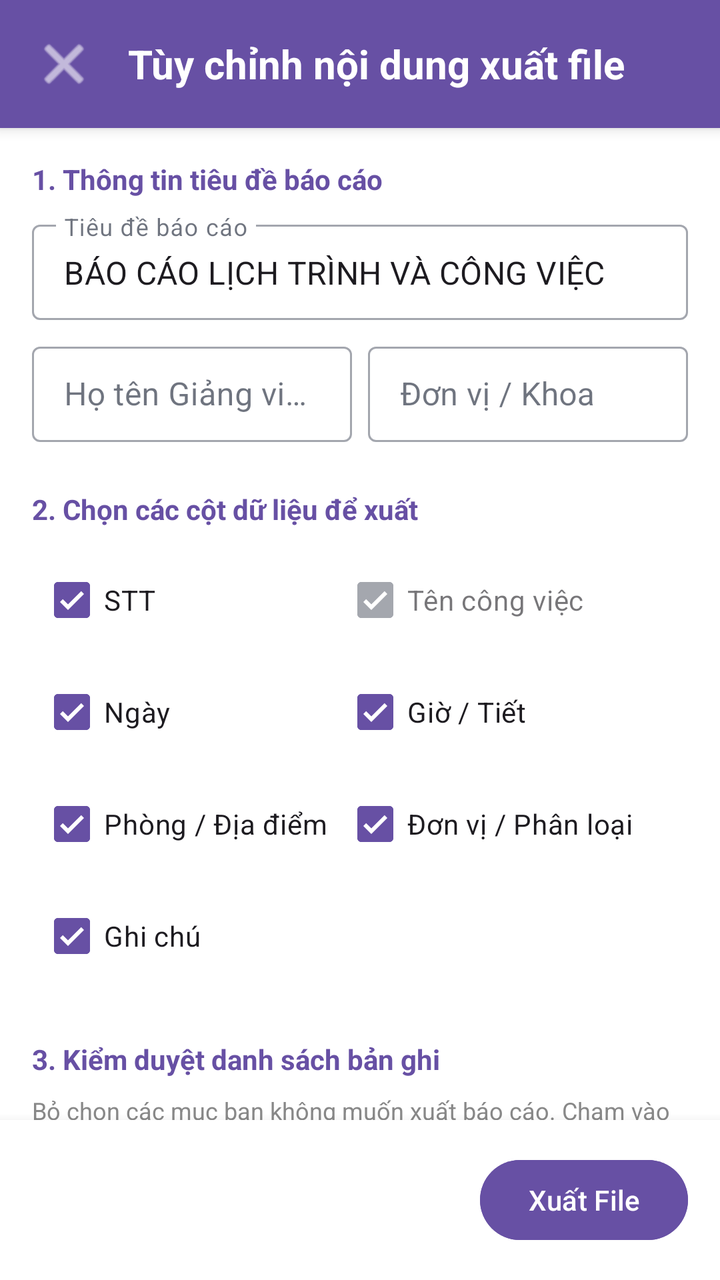
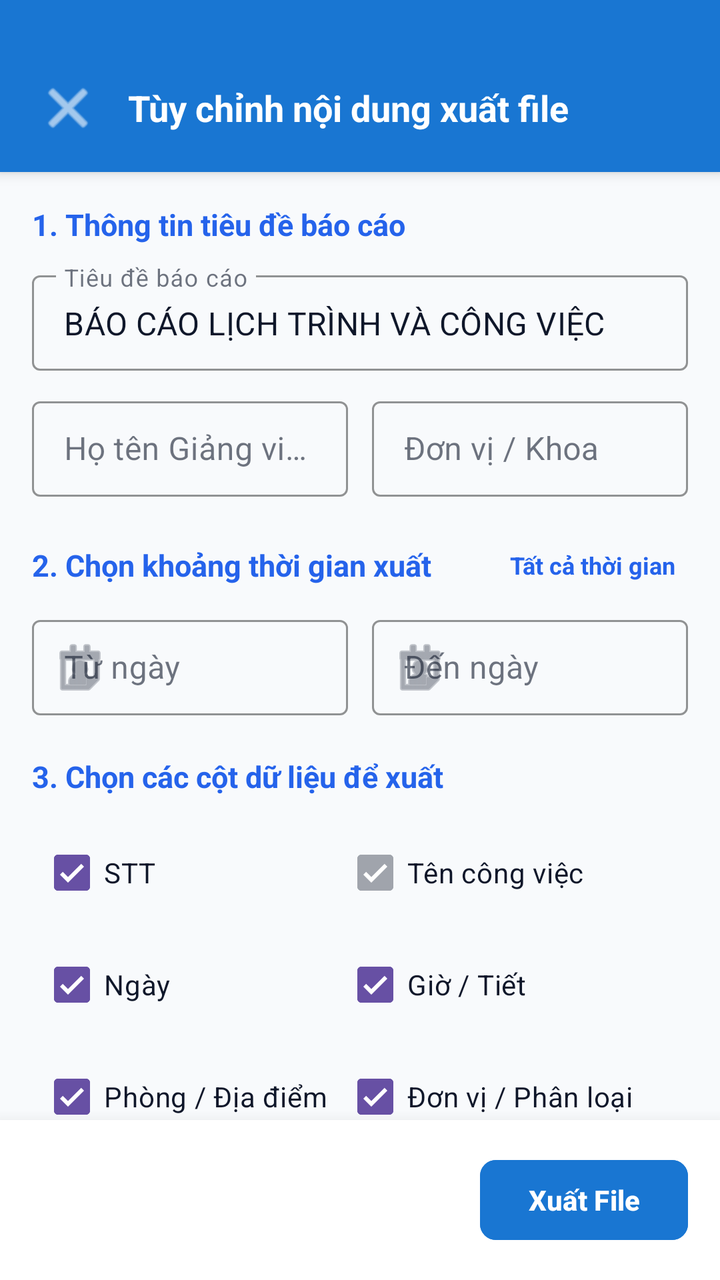

Before-and-after screenshots of an Android layout around one commit, followed by the original layout XML and the change that was made.
<!-- AndroidManifest.xml: application theme Theme.LectuPlan -->
<!-- res/layout/dialog_export_config.xml -->
<?xml version="1.0" encoding="utf-8"?>
<LinearLayout xmlns:android="http://schemas.android.com/apk/res/android"
    xmlns:app="http://schemas.android.com/apk/res-auto"
    android:layout_width="match_parent"
    android:layout_height="match_parent"
    android:orientation="vertical"
    android:background="@android:color/white">

    
    <LinearLayout
        android:layout_width="match_parent"
        android:layout_height="wrap_content"
        android:background="?attr/colorPrimary"
        android:elevation="4dp"
        android:orientation="horizontal"
        android:padding="16dp"
        android:gravity="center_vertical">

        <ImageButton
            android:id="@+id/btnCloseExportConfig"
            android:layout_width="wrap_content"
            android:layout_height="wrap_content"
            android:background="?attr/selectableItemBackgroundBorderless"
            android:src="@android:drawable/ic_menu_close_clear_cancel"
            app:tint="@android:color/white"
            android:contentDescription="Đóng" />

        <TextView
            android:layout_width="0dp"
            android:layout_height="wrap_content"
            android:layout_weight="1"
            android:text="Tùy chỉnh nội dung xuất file"
            android:textColor="@android:color/white"
            android:textSize="20sp"
            android:textStyle="bold"
            android:layout_marginStart="16dp"/>
    </LinearLayout>

    <androidx.core.widget.NestedScrollView
        android:layout_width="match_parent"
        android:layout_height="0dp"
        android:layout_weight="1"
        android:fillViewport="true">

        <LinearLayout
            android:layout_width="match_parent"
            android:layout_height="wrap_content"
            android:orientation="vertical"
            android:padding="16dp">

            
            <TextView
                android:layout_width="wrap_content"
                android:layout_height="wrap_content"
                android:text="1. Thông tin tiêu đề báo cáo"
                android:textStyle="bold"
                android:textColor="?attr/colorPrimary"
                android:layout_marginBottom="8dp"/>

            <com.google.android.material.textfield.TextInputLayout
                android:layout_width="match_parent"
                android:layout_height="wrap_content"
                android:hint="Tiêu đề báo cáo"
                style="@style/Widget.MaterialComponents.TextInputLayout.OutlinedBox.Dense">
                <com.google.android.material.textfield.TextInputEditText
                    android:id="@+id/etExportTitle"
                    android:layout_width="match_parent"
                    android:layout_height="wrap_content"
                    android:text="BÁO CÁO LỊCH TRÌNH VÀ CÔNG VIỆC"/>
            </com.google.android.material.textfield.TextInputLayout>

            <LinearLayout
                android:layout_width="match_parent"
                android:layout_height="wrap_content"
                android:orientation="horizontal"
                android:layout_marginTop="8dp"
                android:baselineAligned="false">

                <com.google.android.material.textfield.TextInputLayout
                    android:layout_width="0dp"
                    android:layout_height="wrap_content"
                    android:layout_weight="1"
                    android:layout_marginEnd="4dp"
                    android:hint="Họ tên Giảng viên / Nhân sự"
                    style="@style/Widget.MaterialComponents.TextInputLayout.OutlinedBox.Dense">
                    <com.google.android.material.textfield.TextInputEditText
                        android:id="@+id/etExportAuthor"
                        android:layout_width="match_parent"
                        android:layout_height="wrap_content"/>
                </com.google.android.material.textfield.TextInputLayout>

                <com.google.android.material.textfield.TextInputLayout
                    android:layout_width="0dp"
                    android:layout_height="wrap_content"
                    android:layout_weight="1"
                    android:layout_marginStart="4dp"
                    android:hint="Đơn vị / Khoa"
                    style="@style/Widget.MaterialComponents.TextInputLayout.OutlinedBox.Dense">
                    <com.google.android.material.textfield.TextInputEditText
                        android:id="@+id/etExportDepartment"
                        android:layout_width="match_parent"
                        android:layout_height="wrap_content"/>
                </com.google.android.material.textfield.TextInputLayout>
            </LinearLayout>

            
            <TextView
                android:layout_width="wrap_content"
                android:layout_height="wrap_content"
                android:text="2. Chọn các cột dữ liệu để xuất"
                android:textStyle="bold"
                android:textColor="?attr/colorPrimary"
                android:layout_marginTop="24dp"
                android:layout_marginBottom="8dp"/>

            <GridLayout
                android:layout_width="match_parent"
                android:layout_height="wrap_content"
                android:columnCount="2"
                android:useDefaultMargins="true">

                <CheckBox android:id="@+id/cbColStt" android:layout_width="wrap_content" android:layout_height="wrap_content" android:text="STT" android:checked="true"/>
                <CheckBox android:id="@+id/cbColTitle" android:layout_width="wrap_content" android:layout_height="wrap_content" android:text="Tên công việc" android:checked="true" android:enabled="false"/>
                <CheckBox android:id="@+id/cbColDate" android:layout_width="wrap_content" android:layout_height="wrap_content" android:text="Ngày" android:checked="true"/>
                <CheckBox android:id="@+id/cbColTime" android:layout_width="wrap_content" android:layout_height="wrap_content" android:text="Giờ / Tiết" android:checked="true"/>
                <CheckBox android:id="@+id/cbColRoom" android:layout_width="wrap_content" android:layout_height="wrap_content" android:text="Phòng / Địa điểm" android:checked="true"/>
                <CheckBox android:id="@+id/cbColUnit" android:layout_width="wrap_content" android:layout_height="wrap_content" android:text="Đơn vị / Phân loại" android:checked="true"/>
                <CheckBox android:id="@+id/cbColNote" android:layout_width="wrap_content" android:layout_height="wrap_content" android:text="Ghi chú" android:checked="true"/>
            </GridLayout>

            
            <TextView
                android:layout_width="wrap_content"
                android:layout_height="wrap_content"
                android:text="3. Kiểm duyệt danh sách bản ghi"
                android:textStyle="bold"
                android:textColor="?attr/colorPrimary"
                android:layout_marginTop="24dp"
                android:layout_marginBottom="8dp"/>

            <TextView
                android:layout_width="wrap_content"
                android:layout_height="wrap_content"
                android:text="Bỏ chọn các mục bạn không muốn xuất báo cáo. Chạm vào mục để sửa nội dung hiển thị."
                android:textSize="12sp"
                android:textColor="#888888"
                android:layout_marginBottom="8dp"/>

            <androidx.recyclerview.widget.RecyclerView
                android:id="@+id/rvExportEvents"
                android:layout_width="match_parent"
                android:layout_height="300dp"
                android:background="#F5F5F5"
                android:nestedScrollingEnabled="false"
                android:scrollbars="vertical"/>

        </LinearLayout>
    </androidx.core.widget.NestedScrollView>

    
    <LinearLayout
        android:layout_width="match_parent"
        android:layout_height="wrap_content"
        android:orientation="horizontal"
        android:background="@android:color/white"
        android:elevation="8dp"
        android:padding="16dp"
        android:gravity="end">

        <Button
            android:id="@+id/btnDoExport"
            android:layout_width="wrap_content"
            android:layout_height="wrap_content"
            android:text="Xuất File"
            android:backgroundTint="?attr/colorPrimary"/>
    </LinearLayout>
</LinearLayout>
<!-- resources referenced by this layout -->
<resources>
  <style name="Theme.LectuPlan" parent="Base.Theme.LectuPlan" />
  <style name="Base.Theme.LectuPlan" parent="Theme.Material3.DayNight.NoActionBar">
          <item name="android:windowBackground">@color/window_background</item>
          <item name="colorSurface">@color/surface_card</item>
          <item name="colorOnSurface">@color/text_primary</item>
          <item name="colorSurfaceVariant">@color/surface_card_secondary</item>
          <item name="colorOnSurfaceVariant">@color/text_secondary</item>
          <item name="elevationOverlayEnabled">false</item>
          
          <item name="android:windowLightStatusBar" tools:targetApi="23">true</item>
          <item name="android:windowLightNavigationBar" tools:targetApi="27">true</item>
      </style>
  <color name="window_background">#F8FAFC</color>
  <color name="surface_card">#FFFFFF</color>
  <color name="text_primary">#0F172A</color>
  <color name="surface_card_secondary">#F1F5F9</color>
  <color name="text_secondary">#475569</color>
</resources>

<!-- the commit's change to res/layout/dialog_export_config.xml (unified diff, before → after) -->
@@ -4,22 +4,25 @@
     android:layout_width="match_parent"
     android:layout_height="match_parent"
     android:orientation="vertical"
-    android:background="@android:color/white">
+    android:background="@color/window_background">
 
     
     <LinearLayout
+        android:id="@+id/layoutExportConfigTopBar"
         android:layout_width="match_parent"
         android:layout_height="wrap_content"
-        android:background="?attr/colorPrimary"
+        android:background="#1976D2"
         android:elevation="4dp"
         android:orientation="horizontal"
-        android:padding="16dp"
+        android:paddingHorizontal="16dp"
+        android:paddingTop="36dp"
+        android:paddingBottom="14dp"
         android:gravity="center_vertical">
 
         <ImageButton
             android:id="@+id/btnCloseExportConfig"
-            android:layout_width="wrap_content"
-            android:layout_height="wrap_content"
+            android:layout_width="36dp"
+            android:layout_height="36dp"
             android:background="?attr/selectableItemBackgroundBorderless"
             android:src="@android:drawable/ic_menu_close_clear_cancel"
             app:tint="@android:color/white"
@@ -31,9 +34,9 @@
             android:layout_weight="1"
             android:text="Tùy chỉnh nội dung xuất file"
             android:textColor="@android:color/white"
-            android:textSize="20sp"
+            android:textSize="18sp"
             android:textStyle="bold"
-            android:layout_marginStart="16dp"/>
+            android:layout_marginStart="12dp"/>
     </LinearLayout>
 
     <androidx.core.widget.NestedScrollView
@@ -54,18 +57,22 @@
                 android:layout_height="wrap_content"
                 android:text="1. Thông tin tiêu đề báo cáo"
                 android:textStyle="bold"
-                android:textColor="?attr/colorPrimary"
-                android:layout_marginBottom="8dp"/>
+                android:textColor="@color/accent_blue"
+                android:textSize="15sp"
+                android:layout_marginBottom="10dp"/>
 
             <com.google.android.material.textfield.TextInputLayout
                 android:layout_width="match_parent"
                 android:layout_height="wrap_content"
                 android:hint="Tiêu đề báo cáo"
+                app:boxStrokeColor="@color/accent_blue"
+                app:hintTextColor="@color/accent_blue"
                 style="@style/Widget.MaterialComponents.TextInputLayout.OutlinedBox.Dense">
                 <com.google.android.material.textfield.TextInputEditText
                     android:id="@+id/etExportTitle"
                     android:layout_width="match_parent"
                     android:layout_height="wrap_content"
+                    android:textColor="@color/text_primary"
                     android:text="BÁO CÁO LỊCH TRÌNH VÀ CÔNG VIỆC"/>
             </com.google.android.material.textfield.TextInputLayout>
 
@@ -73,45 +80,131 @@
                 android:layout_width="match_parent"
                 android:layout_height="wrap_content"
                 android:orientation="horizontal"
-                android:layout_marginTop="8dp"
+                android:layout_marginTop="10dp"
                 android:baselineAligned="false">
 
                 <com.google.android.material.textfield.TextInputLayout
                     android:layout_width="0dp"
                     android:layout_height="wrap_content"
                     android:layout_weight="1"
-                    android:layout_marginEnd="4dp"
-                    android:hint="Họ tên Giảng viên / Nhân sự"
+                    android:layout_marginEnd="6dp"
+                    android:hint="Họ tên Giảng viên"
+                    app:boxStrokeColor="@color/accent_blue"
+                    app:hintTextColor="@color/accent_blue"
                     style="@style/Widget.MaterialComponents.TextInputLayout.OutlinedBox.Dense">
                     <com.google.android.material.textfield.TextInputEditText
                         android:id="@+id/etExportAuthor"
                         android:layout_width="match_parent"
-                        android:layout_height="wrap_content"/>
-                </com.google.android.material.textfield.TextInputLayout>
-
-                <com.google.android.material.textfield.TextInputLayout
-                    android:layout_width="0dp"
-                    android:layout_height="wrap_content"
-                    android:layout_weight="1"
-                    android:layout_marginStart="4dp"
+                        android:layout_height="wrap_content"
+                        android:textColor="@color/text_primary"/>
+                </com.google.android.material.textfield.TextInputLayout>
+
+                <com.google.android.material.textfield.TextInputLayout
+                    android:layout_width="0dp"
+                    android:layout_height="wrap_content"
+                    android:layout_weight="1"
+                    android:layout_marginStart="6dp"
                     android:hint="Đơn vị / Khoa"
+                    app:boxStrokeColor="@color/accent_blue"
+                    app:hintTextColor="@color/accent_blue"
                     style="@style/Widget.MaterialComponents.TextInputLayout.OutlinedBox.Dense">
                     <com.google.android.material.textfield.TextInputEditText
                         android:id="@+id/etExportDepartment"
                         android:layout_width="match_parent"
-                        android:layout_height="wrap_content"/>
+                        android:layout_height="wrap_content"
+                        android:textColor="@color/text_primary"/>
                 </com.google.android.material.textfield.TextInputLayout>
             </LinearLayout>
 
             
-            <TextView
-                android:layout_width="wrap_content"
-                android:layout_height="wrap_content"
-                android:text="2. Chọn các cột dữ liệu để xuất"
+            <LinearLayout
+                android:layout_width="match_parent"
+                android:layout_height="wrap_content"
+                android:orientation="horizontal"
+                android:gravity="center_vertical"
+                android:layout_marginTop="20dp"
+                android:layout_marginBottom="8dp">
+
+                <TextView
+                    android:layout_width="0dp"
+                    android:layout_height="wrap_content"
+                    android:layout_weight="1"
+                    android:text="2. Chọn khoảng thời gian xuất"
+                    android:textStyle="bold"
+                    android:textColor="@color/accent_blue"
+                    android:textSize="15sp"/>
+
+                <TextView
+                    android:id="@+id/btnExportClearDateRange"
+                    android:layout_width="wrap_content"
+                    android:layout_height="wrap_content"
+                    android:text="Tất cả thời gian"
+                    android:textColor="@color/accent_blue"
+                    android:textSize="12sp"
+                    android:textStyle="bold"
+                    android:padding="6dp"
+                    android:background="?attr/selectableItemBackground"
+                    android:clickable="true"
+                    android:focusable="true"/>
+            </LinearLayout>
+
+            <LinearLayout
+                android:layout_width="match_parent"
+                android:layout_height="wrap_content"
+                android:orientation="horizontal"
+                android:baselineAligned="false">
+
+                <com.google.android.material.textfield.TextInputLayout
+                    android:layout_width="0dp"
+                    android:layout_height="wrap_content"
+                    android:layout_weight="1"
+                    android:layout_marginEnd="6dp"
+                    android:hint="Từ ngày"
+                    app:startIconDrawable="@android:drawable/ic_menu_my_calendar"
+                    app:boxStrokeColor="@color/accent_blue"
+                    app:hintTextColor="@color/accent_blue"
+                    style="@style/Widget.MaterialComponents.TextInputLayout.OutlinedBox.Dense">
+                    <com.google.android.material.textfield.TextInputEditText
+                        android:id="@+id/etExportFromDate"
+                        android:layout_width="match_parent"
+                        android:layout_height="wrap_content"
+                        android:textColor="@color/text_primary"
+                        android:focusable="false"
+                        android:clickable="true"
+                        android:cursorVisible="false"/>
+                </com.google.android.material.textfield.TextInputLayout>
+
+                <com.google.android.material.textfield.TextInputLayout
+                    android:layout_width="0dp"
+                    android:layout_height="wrap_content"
+                    android:layout_weight="1"
+                    android:layout_marginStart="6dp"
+                    android:hint="Đến ngày"
+                    app:startIconDrawable="@android:drawable/ic_menu_my_calendar"
+                    app:boxStrokeColor="@color/accent_blue"
+                    app:hintTextColor="@color/accent_blue"
+                    style="@style/Widget.MaterialComponents.TextInputLayout.OutlinedBox.Dense">
+                    <com.google.android.material.textfield.TextInputEditText
+                        android:id="@+id/etExportToDate"
+                        android:layout_width="match_parent"
+                        android:layout_height="wrap_content"
+                        android:textColor="@color/text_primary"
+                        android:focusable="false"
+                        android:clickable="true"
+                        android:cursorVisible="false"/>
+                </com.google.android.material.textfield.TextInputLayout>
+            </LinearLayout>
+
+            
+            <TextView
+                android:layout_width="wrap_content"
+                android:layout_height="wrap_content"
+                android:text="3. Chọn các cột dữ liệu để xuất"
                 android:textStyle="bold"
-                android:textColor="?attr/colorPrimary"
-                android:layout_marginTop="24dp"
-                android:layout_marginBottom="8dp"/>
+                android:textColor="@color/accent_blue"
+                android:textSize="15sp"
+                android:layout_marginTop="20dp"
+                android:layout_marginBottom="10dp"/>
 
             <GridLayout
                 android:layout_width="match_parent"
@@ -119,39 +212,39 @@
                 android:columnCount="2"
                 android:useDefaultMargins="true">
 
-                <CheckBox android:id="@+id/cbColStt" android:layout_width="wrap_content" android:layout_height="wrap_content" android:text="STT" android:checked="true"/>
-                <CheckBox android:id="@+id/cbColTitle" android:layout_width="wrap_content" android:layout_height="wrap_content" android:text="Tên công việc" android:checked="true" android:enabled="false"/>
-                <CheckBox android:id="@+id/cbColDate" android:layout_width="wrap_content" android:layout_height="wrap_content" android:text="Ngày" android:checked="true"/>
-                <CheckBox android:id="@+id/cbColTime" android:layout_width="wrap_content" android:layout_height="wrap_content" android:text="Giờ / Tiết" android:checked="true"/>
-                <CheckBox android:id="@+id/cbColRoom" android:layout_width="wrap_content" android:layout_height="wrap_content" android:text="Phòng / Địa điểm" android:checked="true"/>
-                <CheckBox android:id="@+id/cbColUnit" android:layout_width="wrap_content" android:layout_height="wrap_content" android:text="Đơn vị / Phân loại" android:checked="true"/>
-                <CheckBox android:id="@+id/cbColNote" android:layout_width="wrap_content" android:layout_height="wrap_content" android:text="Ghi chú" android:checked="true"/>
+                <CheckBox android:id="@+id/cbColStt" android:layout_width="wrap_content" android:layout_height="wrap_content" android:text="STT" android:textColor="@color/text_primary" android:checked="true"/>
+                <CheckBox android:id="@+id/cbColTitle" android:layout_width="wrap_content" android:layout_height="wrap_content" android:text="Tên công việc" android:textColor="@color/text_primary" android:checked="true" android:enabled="false"/>
+                <CheckBox android:id="@+id/cbColDate" android:layout_width="wrap_content" android:layout_height="wrap_content" android:text="Ngày" android:textColor="@color/text_primary" android:checked="true"/>
+                <CheckBox android:id="@+id/cbColTime" android:layout_width="wrap_content" android:layout_height="wrap_content" android:text="Giờ / Tiết" android:textColor="@color/text_primary" android:checked="true"/>
+                <CheckBox android:id="@+id/cbColRoom" android:layout_width="wrap_content" android:layout_height="wrap_content" android:text="Phòng / Địa điểm" android:textColor="@color/text_primary" android:checked="true"/>
+                <CheckBox android:id="@+id/cbColUnit" android:layout_width="wrap_content" android:layout_height="wrap_content" android:text="Đơn vị / Phân loại" android:textColor="@color/text_primary" android:checked="true"/>
+                <CheckBox android:id="@+id/cbColNote" android:layout_width="wrap_content" android:layout_height="wrap_content" android:text="Ghi chú" android:textColor="@color/text_primary" android:checked="true"/>
             </GridLayout>
 
             
             <TextView
                 android:layout_width="wrap_content"
                 android:layout_height="wrap_content"
-                android:text="3. Kiểm duyệt danh sách bản ghi"
+                android:text="4. Kiểm duyệt danh sách bản ghi"
                 android:textStyle="bold"
-                android:textColor="?attr/colorPrimary"
-                android:layout_marginTop="24dp"
-                android:layout_marginBottom="8dp"/>
-
-            <TextView
-                android:layout_width="wrap_content"
-                android:layout_height="wrap_content"
-                android:text="Bỏ chọn các mục bạn không muốn xuất báo cáo. Chạm vào mục để sửa nội dung hiển thị."
+                android:textColor="@color/accent_blue"
+                android:textSize="15sp"
+                android:layout_marginTop="20dp"
+                android:layout_marginBottom="4dp"/>
+
+            <TextView
+                android:layout_width="wrap_content"
+                android:layout_height="wrap_content"
+                android:text="Bỏ chọn các mục bạn không muốn xuất báo cáo. Chạm vào mục để sửa nội dung."
                 android:textSize="12sp"
-                android:textColor="#888888"
-                android:layout_marginBottom="8dp"/>
+                android:textColor="@color/text_secondary"
+                android:layout_marginBottom="10dp"/>
 
             <androidx.recyclerview.widget.RecyclerView
                 android:id="@+id/rvExportEvents"
                 android:layout_width="match_parent"
-                android:layout_height="300dp"
-                android:background="#F5F5F5"
-                android:nestedScrollingEnabled="false"
+                android:layout_height="wrap_content"
+                android:background="@color/window_background"
                 android:scrollbars="vertical"/>
 
         </LinearLayout>
@@ -162,16 +255,19 @@
         android:layout_width="match_parent"
         android:layout_height="wrap_content"
         android:orientation="horizontal"
-        android:background="@android:color/white"
-        android:elevation="8dp"
+        android:background="@color/surface_card"
+        android:elevation="12dp"
         android:padding="16dp"
         android:gravity="end">
 
         <Button
             android:id="@+id/btnDoExport"
             android:layout_width="wrap_content"
-            android:layout_height="wrap_content"
+            android:layout_height="48dp"
             android:text="Xuất File"
-            android:backgroundTint="?attr/colorPrimary"/>
+            android:textColor="@android:color/white"
+            android:textStyle="bold"
+            app:cornerRadius="8dp"
+            android:backgroundTint="#1976D2"/>
     </LinearLayout>
 </LinearLayout>
<!-- resource entries referenced after the edit -->
@@ -1,5 +1,6 @@
 <!-- resources referenced by this layout -->
 <resources>
+  <color name="accent_blue">#2563EB</color>
   <style name="Theme.LectuPlan" parent="Base.Theme.LectuPlan" />
   <style name="Base.Theme.LectuPlan" parent="Theme.Material3.DayNight.NoActionBar">
           <item name="android:windowBackground">@color/window_background</item>
